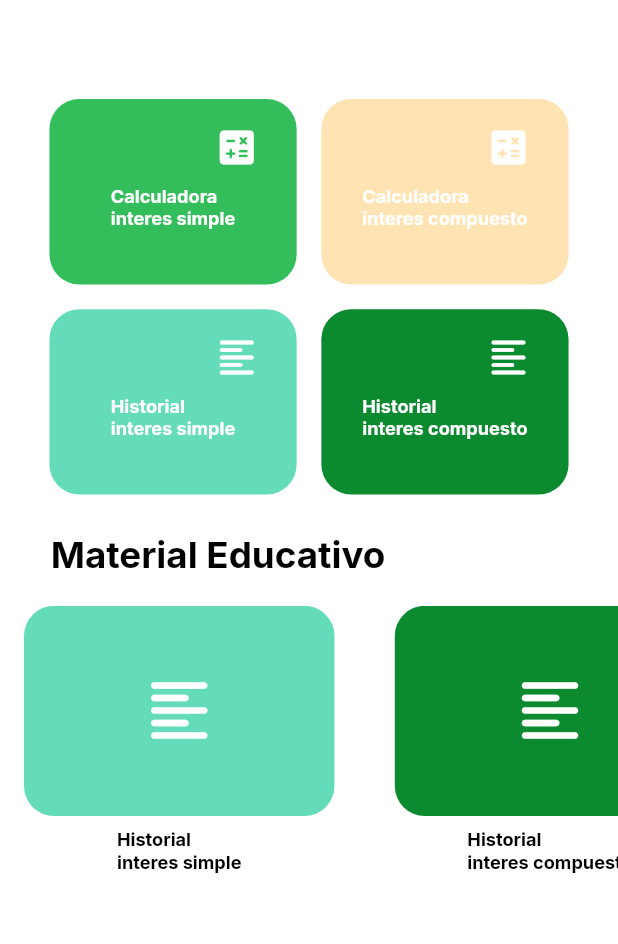
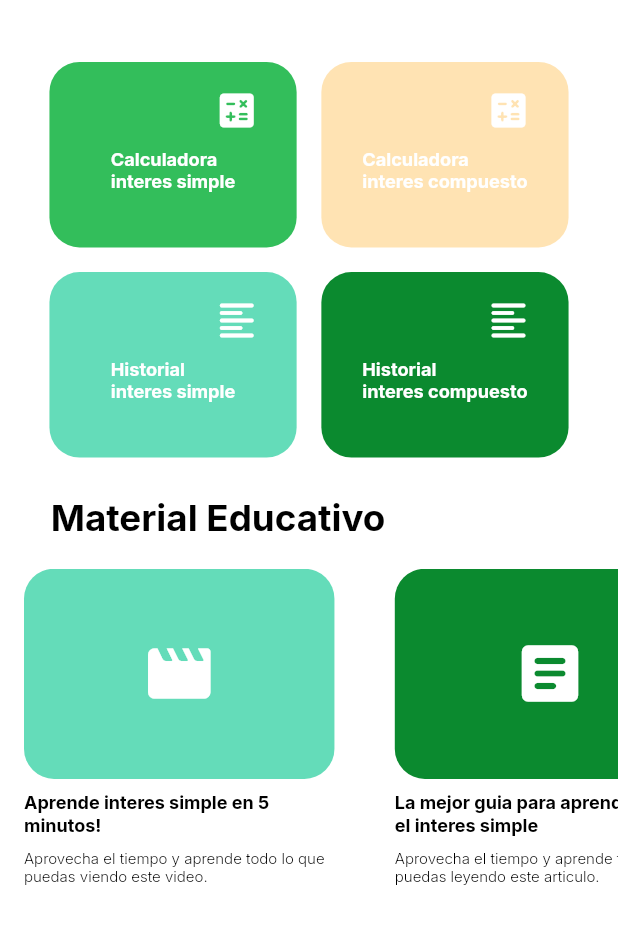
Before and after one commit to anapatino/FinanLearn, a Flutter app: the Dashboard screen opened directly, on a phone screen of 412 x 824 dp, the part 247-1191 px from its top. Run offline on Flutter 3.47's test engine with Material 2 defaults, Android fonts, the phone set to English and light mode, and no system bars; our stand-ins replace get, google_fonts.

Commit message:
dashboard completed

```diff
--- a/lib/ui/pages/dashboard/dashboard.dart
+++ b/lib/ui/pages/dashboard/dashboard.dart
@@ -76,7 +76,7 @@ class _DashboardState extends State<Dashboard> {
             Padding(
               padding: EdgeInsets.only(
                 left: Dimensions.screenWidth * 0.08,
-                top: Dimensions.screenHeight * 0.08,
+                top: Dimensions.screenHeight * 0.05,
                 right: Dimensions.screenWidth * 0.08,
               ),
               child: Column(
@@ -147,15 +147,17 @@ class _DashboardState extends State<Dashboard> {
               ),
             ),
             SizedBox(
-                height: Dimensions.screenHeight * 0.25,
+                height: Dimensions.screenHeight * 0.3,
                 child: ListView(
                   scrollDirection: Axis.horizontal,
                   children: [
                     FlashCard(
                       color: const Color.fromRGBO(100, 220, 185, 1),
                       onPressed: () {},
-                      icon: Icons.format_align_left_rounded,
-                      title: 'Historial\ninteres simple',
+                      icon: Icons.movie_creation_rounded,
+                      title: 'Aprende interes simple en 5 minutos!',
+                      description:
+                          'Aprovecha el tiempo y aprende todo lo que puedas viendo este video.',
                     ),
                     SizedBox(
                       width: Dimensions.screenWidth * 0.02,
@@ -163,8 +165,11 @@ class _DashboardState extends State<Dashboard> {
                     FlashCard(
                       color: const Color.fromRGBO(11, 138, 47, 1),
                       onPressed: () {},
-                      icon: Icons.format_align_left_rounded,
-                      title: 'Historial\ninteres compuesto',
+                      icon: Icons.article_rounded,
+                      title:
+                          'La mejor guia para aprender sobre el interes simple',
+                      description:
+                          'Aprovecha el tiempo y aprende todo lo que puedas leyendo este articulo.',
                     ),
                     SizedBox(
                       width: Dimensions.screenWidth * 0.02,
@@ -172,8 +177,10 @@ class _DashboardState extends State<Dashboard> {
                     FlashCard(
                       color: const Color.fromRGBO(11, 138, 47, 1),
                       onPressed: () {},
-                      icon: Icons.format_align_left_rounded,
-                      title: 'Historial\ninteres compuesto',
+                      icon: Icons.article_rounded,
+                      title: 'todo lo que no sabes de interes compuesto',
+                      description:
+                          'Aprovecha el tiempo y aprende todo lo que puedas leyendo este articulo.',
                     ),
                   ],
                 )),
--- a/lib/ui/pages/login/register.dart
+++ b/lib/ui/pages/login/register.dart
@@ -128,7 +128,7 @@ class _RegisterState extends State<Register> {
                         left: Dimensions.width10,
                         child: ElevatedButton(
                           onPressed: () {
-                            Get.offAllNamed('/principal');
+                            Get.offAll(() => const Dashboard());
                           },
                           style: ElevatedButton.styleFrom(
                             backgroundColor:
--- a/lib/ui/widgets/flashCard.dart
+++ b/lib/ui/widgets/flashCard.dart
@@ -8,12 +8,14 @@ class FlashCard extends StatelessWidget {
   final Color color;
   final String title;
   final IconData icon;
+  final String description;
 
   const FlashCard({
     required this.onPressed,
     required this.color,
     required this.title,
     required this.icon,
+    required this.description,
     Key? key,
   }) : super(key: key);
 
@@ -29,10 +31,12 @@ class FlashCard extends StatelessWidget {
           borderRadius: BorderRadius.circular(20),
         ),
         maximumSize:
-            Size(Dimensions.screenWidth * 0.58, Dimensions.screenHeight * 0.2),
+            Size(Dimensions.screenWidth * 0.58, Dimensions.screenHeight * 0.4),
         elevation: 0,
       ),
       child: Column(
+        mainAxisAlignment: MainAxisAlignment.start,
+        crossAxisAlignment: CrossAxisAlignment.start,
         children: [
           Container(
             height: Dimensions.screenHeight * 0.17,
@@ -56,8 +60,17 @@ class FlashCard extends StatelessWidget {
           Text(title,
               style: GoogleFonts.inter(
                 color: Colors.black,
-                fontSize: 12.1,
+                fontSize: 12,
                 fontWeight: FontWeight.bold,
+              )),
+          SizedBox(
+            height: Dimensions.screenHeight * 0.01,
+          ),
+          Text(description,
+              style: GoogleFonts.inter(
+                color: Colors.black,
+                fontSize: 10,
+                fontWeight: FontWeight.w300,
               )),
         ],
       ),
```
